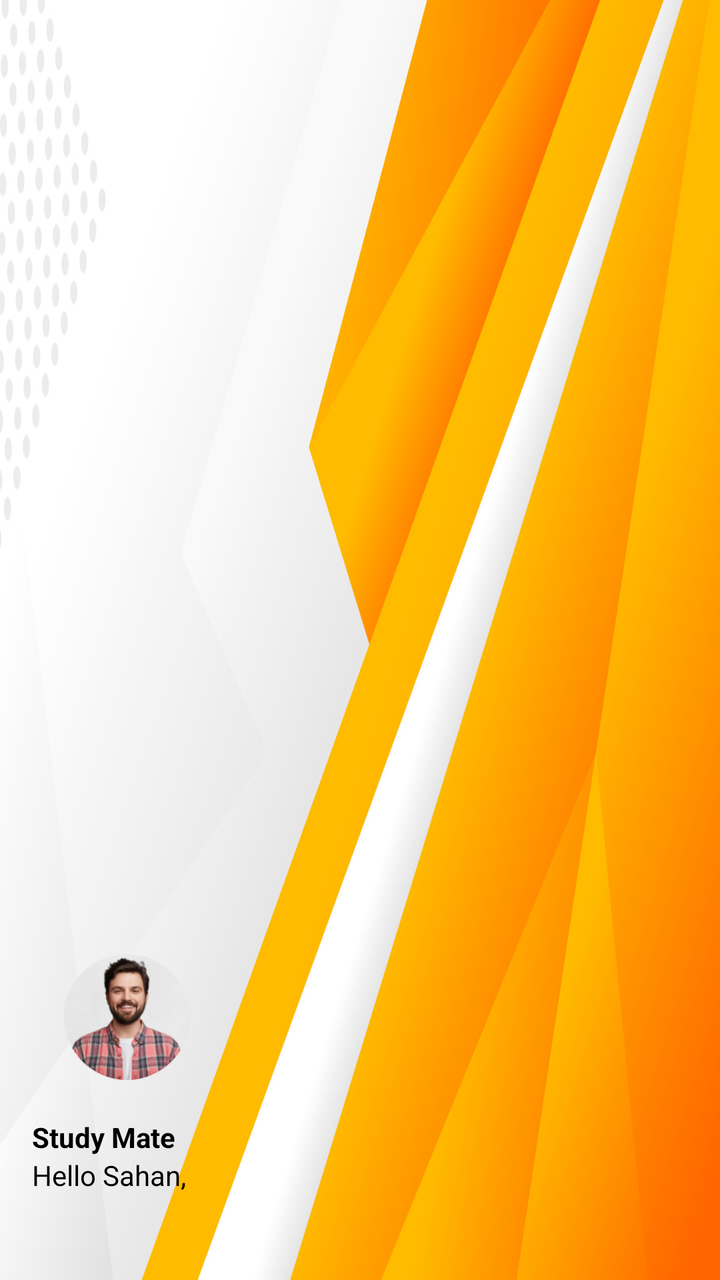
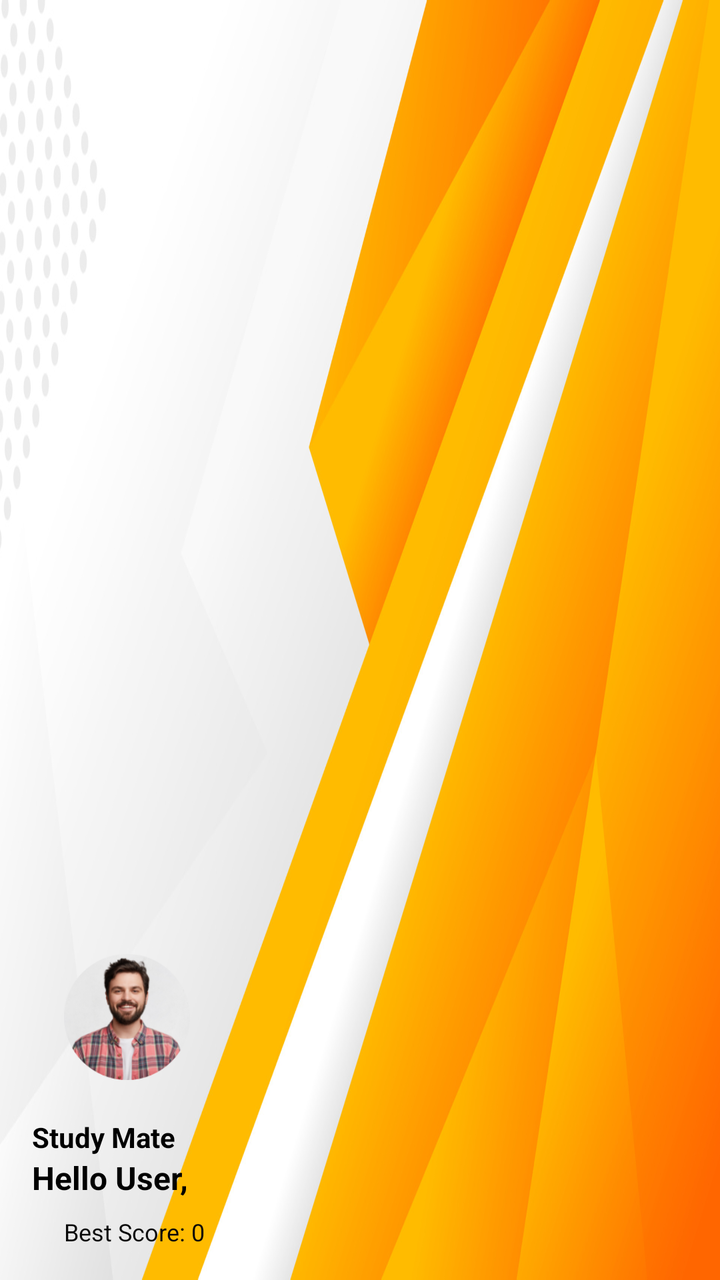

The first picture is an Android layout as it rendered before a commit; the second is the same layout after the commit. The layout source and the unified diff follow.
<!-- AndroidManifest.xml: application theme Theme.NavigationDrawer -->
<!-- res/layout/nav_header.xml -->
<?xml version="1.0" encoding="utf-8"?>
<LinearLayout xmlns:android="http://schemas.android.com/apk/res/android"
    android:layout_width="match_parent"
    android:layout_height="176dp"
    android:background="@drawable/vecteezy_white_and_orange_modern_background_11171103"
    android:gravity="bottom"
    android:orientation="vertical"
    android:padding="16dp"
    android:theme="@style/ThemeOverlay.AppCompat.Dark">

    <ImageView
        android:layout_marginBottom="19dp"
        android:layout_width="95dp"
        android:layout_height="63dp"
        android:src="@drawable/user_1" />

    <TextView
        android:layout_width="86dp"
        android:layout_height="wrap_content"
        android:text="Study Mate"
        android:textColor="@android:color/system_accent1_1000"
        android:textStyle="bold" />

    <TextView
        android:layout_width="92dp"
        android:layout_height="30dp"
        android:layout_marginBottom="16dp"
        android:text="Hello Sahan,"
        android:textColor="@color/material_dynamic_neutral_variant0"
        android:textSize="14sp" />

</LinearLayout>
<!-- resources referenced by this layout -->
<resources>
  <!-- drawable user_1: png bitmap (drawable-hdpi, 13260 bytes) -->
  <!-- drawable vecteezy_white_and_orange_modern_background_11171103: jpg bitmap (drawable, 140921 bytes) -->
  <style name="Theme.NavigationDrawer" parent="Theme.MaterialComponents.DayNight.DarkActionBar">
          
          <item name="colorPrimary">@color/lavender</item>
          <item name="colorPrimaryVariant">@color/lavender</item>
          <item name="colorOnPrimary">@color/white</item>
          
          <item name="colorSecondary">@color/teal_200</item>
          <item name="colorSecondaryVariant">@color/teal_700</item>
          <item name="colorOnSecondary">@color/black</item>
          
          <item name="android:statusBarColor">?attr/colorPrimaryVariant</item>
          
      </style>
  <color name="lavender">#FF5722</color>
  <color name="white">#FFFFFFFF</color>
  <color name="teal_200">#FF03DAC5</color>
  <color name="teal_700">#FF018786</color>
  <color name="black">#FF000000</color>
</resources>

<!-- the commit's change to res/layout/nav_header.xml (unified diff, before → after) -->
@@ -9,9 +9,10 @@
     android:theme="@style/ThemeOverlay.AppCompat.Dark">
 
     <ImageView
-        android:layout_marginBottom="19dp"
+        android:id="@+id/navProfileImage"
         android:layout_width="95dp"
         android:layout_height="63dp"
+        android:layout_marginBottom="19dp"
         android:src="@drawable/user_1" />
 
     <TextView
@@ -22,11 +23,25 @@
         android:textStyle="bold" />
 
     <TextView
-        android:layout_width="92dp"
-        android:layout_height="30dp"
-        android:layout_marginBottom="16dp"
-        android:text="Hello Sahan,"
-        android:textColor="@color/material_dynamic_neutral_variant0"
-        android:textSize="14sp" />
+        android:id="@+id/navUserName"
+        android:layout_width="match_parent"
+        android:layout_height="wrap_content"
+        android:accessibilityLiveRegion="polite"
+        android:importantForAccessibility="yes"
+        android:text="Hello User,"
+        android:textColor="#000000"
+        android:textSize="16sp"
+        android:textStyle="bold" />
+
+    <TextView
+        android:id="@+id/navBestScore"
+        android:layout_width="wrap_content"
+        android:layout_height="wrap_content"
+        android:layout_marginLeft="16dp"
+        android:layout_marginTop="8dp"
+        android:text="Best Score: 0"
+        android:textColor="#090909"
+        android:textSize="12sp" />
+
 
 </LinearLayout>
